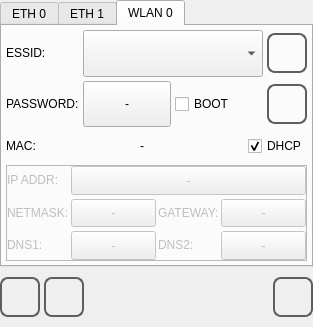
Qt form qt_library/ATCMsystem/net_conf.ui (MECTsrl/mect_plugins) before a commit.
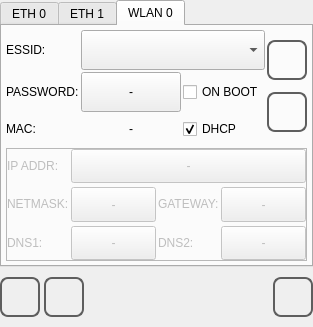
The same form after that commit. Icons and pictures are not drawn.

Patch:
```diff
--- a/qt_library/ATCMsystem/net_conf.ui
+++ b/qt_library/ATCMsystem/net_conf.ui
@@ -520,7 +520,15 @@
         <number>4</number>
        </property>
        <item>
+        <layout class="QHBoxLayout" name="horizontalLayout_2">
+         <property name="spacing">
+          <number>2</number>
+         </property>
+         <item>
         <layout class="QGridLayout" name="gridLayout_4">
+           <property name="spacing">
+            <number>2</number>
+           </property>
          <item row="0" column="0">
           <widget class="QLabel" name="label_wlan0_essid">
            <property name="sizePolicy">
@@ -544,51 +552,6 @@
            </property>
           </widget>
          </item>
-         <item row="0" column="3">
-          <widget class="QPushButton" name="pushButton_wlan0_scan">
-           <property name="sizePolicy">
-            <sizepolicy hsizetype="MinimumExpanding" vsizetype="MinimumExpanding">
-             <horstretch>0</horstretch>
-             <verstretch>0</verstretch>
-            </sizepolicy>
-           </property>
-           <property name="minimumSize">
-            <size>
-             <width>40</width>
-             <height>40</height>
-            </size>
-           </property>
-           <property name="maximumSize">
-            <size>
-             <width>40</width>
-             <height>40</height>
-            </size>
-           </property>
-           <property name="styleSheet">
-            <string notr="true">QPushButton
-{
-border: 2px solid  rgb(94, 94, 94);
-border-radius: 8px;
-qproperty-icon: url(:/systemicons/img/Sync.png);
-qproperty-iconSize: 24px 24px;
-qproperty-focusPolicy: NoFocus;
-}
-QPushButton:pressed
-{
-border: 2px solid  rgb(194, 194, 194);
-background-color:  rgb(255, 255, 127);
-}
-QPushButton:disabled
-{
-border: 2px solid  rgb(194, 194, 194);
-}
-</string>
-           </property>
-           <property name="text">
-            <string/>
-           </property>
-          </widget>
-         </item>
          <item row="1" column="0">
           <widget class="QLabel" name="label__wlan0_pwd">
            <property name="sizePolicy">
@@ -618,7 +581,7 @@
          <item row="1" column="2">
           <widget class="QCheckBox" name="checkBox_wlan0_BOOT">
            <property name="sizePolicy">
-            <sizepolicy hsizetype="Expanding" vsizetype="Fixed">
+              <sizepolicy hsizetype="Fixed" vsizetype="Fixed">
              <horstretch>0</horstretch>
              <verstretch>0</verstretch>
             </sizepolicy>
@@ -630,62 +593,11 @@
             </size>
            </property>
            <property name="text">
-            <string>BOOT</string>
+              <string>ON BOOT</string>
            </property>
           </widget>
          </item>
-         <item row="1" column="3">
-          <widget class="QPushButton" name="pushButton_wlan0_enable">
-           <property name="minimumSize">
-            <size>
-             <width>40</width>
-             <height>40</height>
-            </size>
-           </property>
-           <property name="maximumSize">
-            <size>
-             <width>40</width>
-             <height>40</height>
-            </size>
-           </property>
-           <property name="styleSheet">
-            <string notr="true">QPushButton
-{
-border: 2px solid  rgb(94, 94, 94);
-border-radius: 8px;
-qproperty-iconSize: 24px 24px;
-qproperty-focusPolicy: NoFocus;
-}
-QPushButton:pressed
-{
-border: 2px solid  rgb(194, 194, 194);
-background-color:  rgb(255, 255, 127);
-}
-QPushButton:disabled
-{
-border: 2px solid  rgb(194, 194, 194);
-}
-</string>
-           </property>
-           <property name="text">
-            <string/>
-           </property>
-           <property name="checkable">
-            <bool>false</bool>
-           </property>
-           <property name="checked">
-            <bool>false</bool>
-           </property>
-          </widget>
-         </item>
-        </layout>
-       </item>
-       <item>
-        <layout class="QHBoxLayout" name="horizontalLayout_5">
-         <property name="spacing">
-          <number>0</number>
-         </property>
-         <item>
+           <item row="2" column="0">
           <widget class="QLabel" name="label_wlan0_MACtxt">
            <property name="sizePolicy">
             <sizepolicy hsizetype="Minimum" vsizetype="Fixed">
@@ -698,7 +610,7 @@
            </property>
           </widget>
          </item>
-         <item>
+           <item row="2" column="1">
           <widget class="QLabel" name="label_wlan0_MAC">
            <property name="sizePolicy">
             <sizepolicy hsizetype="MinimumExpanding" vsizetype="Fixed">
@@ -714,7 +626,7 @@
            </property>
           </widget>
          </item>
-         <item>
+           <item row="2" column="2">
           <widget class="QCheckBox" name="checkBox_wlan0_DHCP">
            <property name="sizePolicy">
             <sizepolicy hsizetype="Fixed" vsizetype="Fixed">
@@ -739,10 +651,114 @@
         </layout>
        </item>
        <item>
+          <layout class="QVBoxLayout" name="verticalLayout_5">
+           <property name="spacing">
+            <number>2</number>
+           </property>
+           <item>
+            <widget class="QPushButton" name="pushButton_wlan0_scan">
+             <property name="sizePolicy">
+              <sizepolicy hsizetype="MinimumExpanding" vsizetype="MinimumExpanding">
+               <horstretch>0</horstretch>
+               <verstretch>0</verstretch>
+              </sizepolicy>
+             </property>
+             <property name="minimumSize">
+              <size>
+               <width>40</width>
+               <height>40</height>
+              </size>
+             </property>
+             <property name="maximumSize">
+              <size>
+               <width>40</width>
+               <height>40</height>
+              </size>
+             </property>
+             <property name="styleSheet">
+              <string notr="true">QPushButton
+{
+border: 2px solid  rgb(94, 94, 94);
+border-radius: 8px;
+qproperty-icon: url(:/systemicons/img/Sync.png);
+qproperty-iconSize: 24px 24px;
+qproperty-focusPolicy: NoFocus;
+}
+QPushButton:pressed
+{
+border: 2px solid  rgb(194, 194, 194);
+background-color:  rgb(255, 255, 127);
+}
+QPushButton:disabled
+{
+border: 2px solid  rgb(194, 194, 194);
+}
+</string>
+             </property>
+             <property name="text">
+              <string/>
+             </property>
+            </widget>
+           </item>
+           <item>
+            <widget class="QPushButton" name="pushButton_wlan0_enable">
+             <property name="minimumSize">
+              <size>
+               <width>40</width>
+               <height>40</height>
+              </size>
+             </property>
+             <property name="maximumSize">
+              <size>
+               <width>40</width>
+               <height>40</height>
+              </size>
+             </property>
+             <property name="styleSheet">
+              <string notr="true">QPushButton
+{
+border: 2px solid  rgb(94, 94, 94);
+border-radius: 8px;
+qproperty-iconSize: 24px 24px;
+qproperty-focusPolicy: NoFocus;
+}
+QPushButton:pressed
+{
+border: 2px solid  rgb(194, 194, 194);
+background-color:  rgb(255, 255, 127);
+}
+QPushButton:disabled
+{
+border: 2px solid  rgb(194, 194, 194);
+}
+</string>
+             </property>
+             <property name="text">
+              <string/>
+             </property>
+             <property name="checkable">
+              <bool>false</bool>
+             </property>
+             <property name="checked">
+              <bool>false</bool>
+             </property>
+            </widget>
+           </item>
+          </layout>
+         </item>
+        </layout>
+       </item>
+       <item>
         <widget class="QFrame" name="frame_wlan0">
          <property name="enabled">
           <bool>false</bool>
          </property>
+         <property name="sizePolicy">
+          <sizepolicy hsizetype="Preferred" vsizetype="MinimumExpanding">
+           <horstretch>0</horstretch>
+           <verstretch>0</verstretch>
+          </sizepolicy>
+         </property>
          <property name="frameShape">
           <enum>QFrame::StyledPanel</enum>
          </property>
```
Lines whose indentation alone changed are shown as unchanged.
